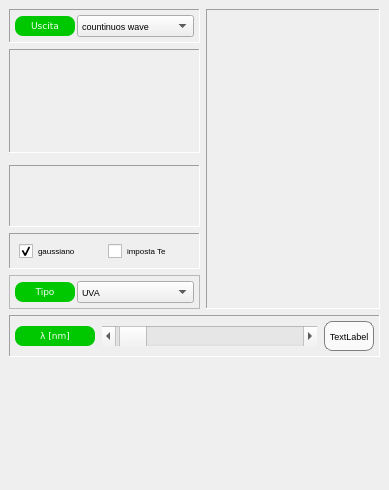
Before: the Qt Designer form dockcontrols.ui in crocodile119/Laser-Studio, drawn with Qt 5.
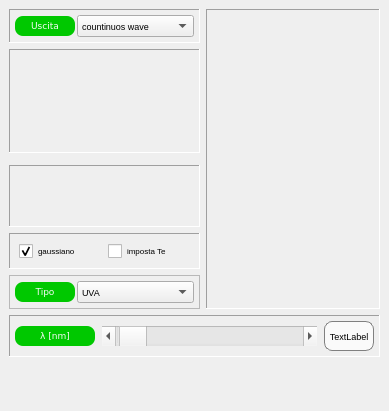
After: the same form once the commit is applied. Custom widgets are drawn as their Qt base class.

Commit message: GUI corrections, wavelength to 633 nm when it creates new file

```diff
--- a/dockcontrols.ui
+++ b/dockcontrols.ui
@@ -7,7 +7,7 @@
     <x>0</x>
     <y>0</y>
     <width>389</width>
-    <height>490</height>
+    <height>411</height>
    </rect>
   </property>
   <property name="sizePolicy">
@@ -19,7 +19,7 @@
   <property name="minimumSize">
    <size>
     <width>389</width>
-    <height>404</height>
+    <height>411</height>
    </size>
   </property>
   <property name="maximumSize">
```
Left out of the diff: 1002 changed lines with no effect on the pictures. The commit also changes 4 other files.
